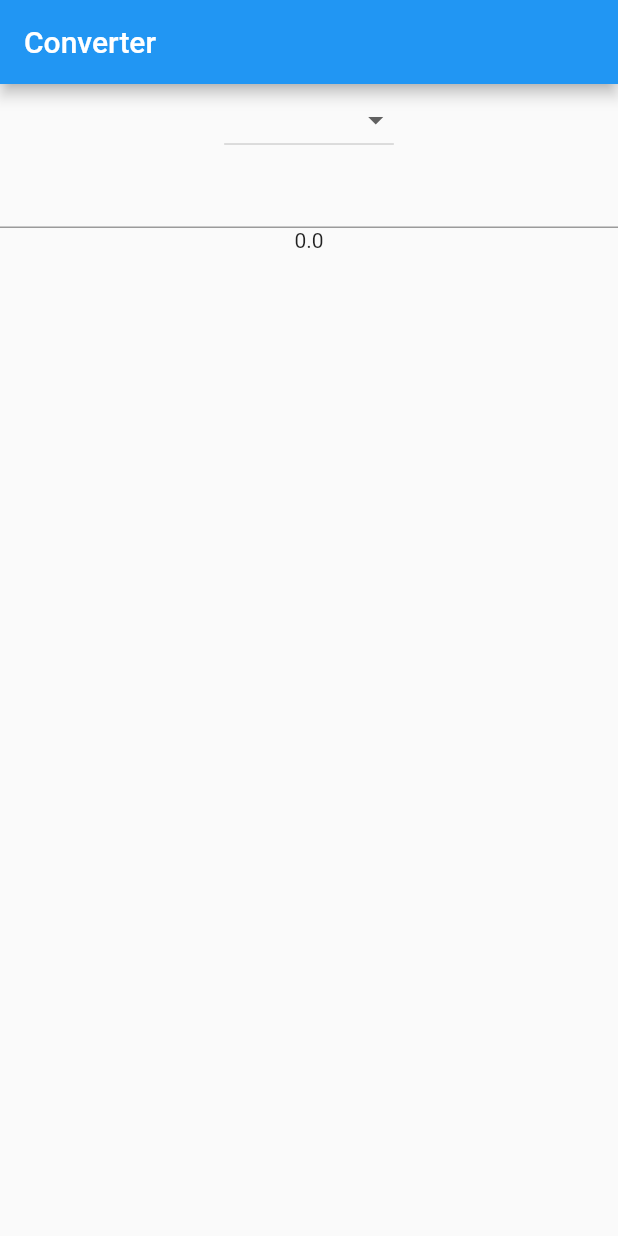
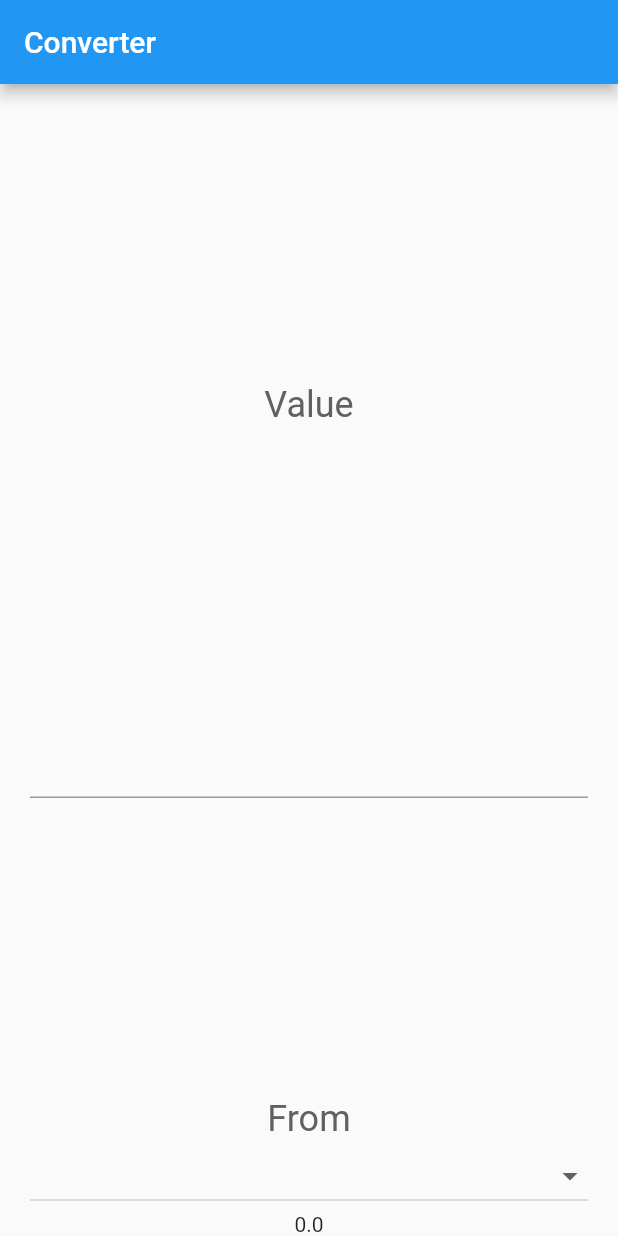
Before and after one commit to sanjeevjayasurya/converter, a Flutter app: the screen it shows after launch, on a phone screen of 412 x 824 dp. Run offline on Flutter 3.47's test engine with Material 2 defaults, Android fonts, the phone set to English and light mode, and no system bars.

Commit message:
feat: add spacers between componenets

```diff
--- a/lib/main.dart
+++ b/lib/main.dart
@@ -25,6 +25,9 @@ class MyAppState extends State<MyApp> {
     'ounces'
   ];
   String _startMeasure = '';
+  final TextStyle inputStyle =
+      TextStyle(fontSize: 20, color: Colors.blueGrey[200]);
+  final TextStyle typography = TextStyle(fontSize: 24, color: Colors.grey[700]);
 
   @override
   void initState() {
@@ -39,10 +42,34 @@ class MyAppState extends State<MyApp> {
         title: 'Converter',
         home: Scaffold(
           appBar: AppBar(title: Text('Converter')),
-          body: Center(
+          body: Container(
+            padding: EdgeInsets.symmetric(horizontal: 20),
             child: Column(
               children: [
+                Spacer(),
+                Text(
+                  'Value',
+                  style: typography,
+                ),
+                Spacer(),
+                TextField(
+                  style: inputStyle,
+                  onChanged: (text) {
+                    var rv = double.tryParse(text);
+                    if (rv != null) {
+                      setState(() {
+                        _numberFrom = rv;
+                      });
+                    }
+                  },
+                ),
+                Spacer(),
+                Text(
+                  'From',
+                  style: typography,
+                ),
                 DropdownButton(
+                    isExpanded: true,
                     items: _measures.map((String value) {
                       return DropdownMenuItem<String>(
                         value: value,
@@ -55,16 +82,6 @@ class MyAppState extends State<MyApp> {
                       });
                     },
                     value: _startMeasure),
-                TextField(
-                  onChanged: (text) {
-                    var rv = double.tryParse(text);
-                    if (rv != null) {
-                      setState(() {
-                        _numberFrom = rv;
-                      });
-                    }
-                  },
-                ),
                 Text((_numberFrom == null) ? '' : _numberFrom.toString())
               ],
             ),
```
